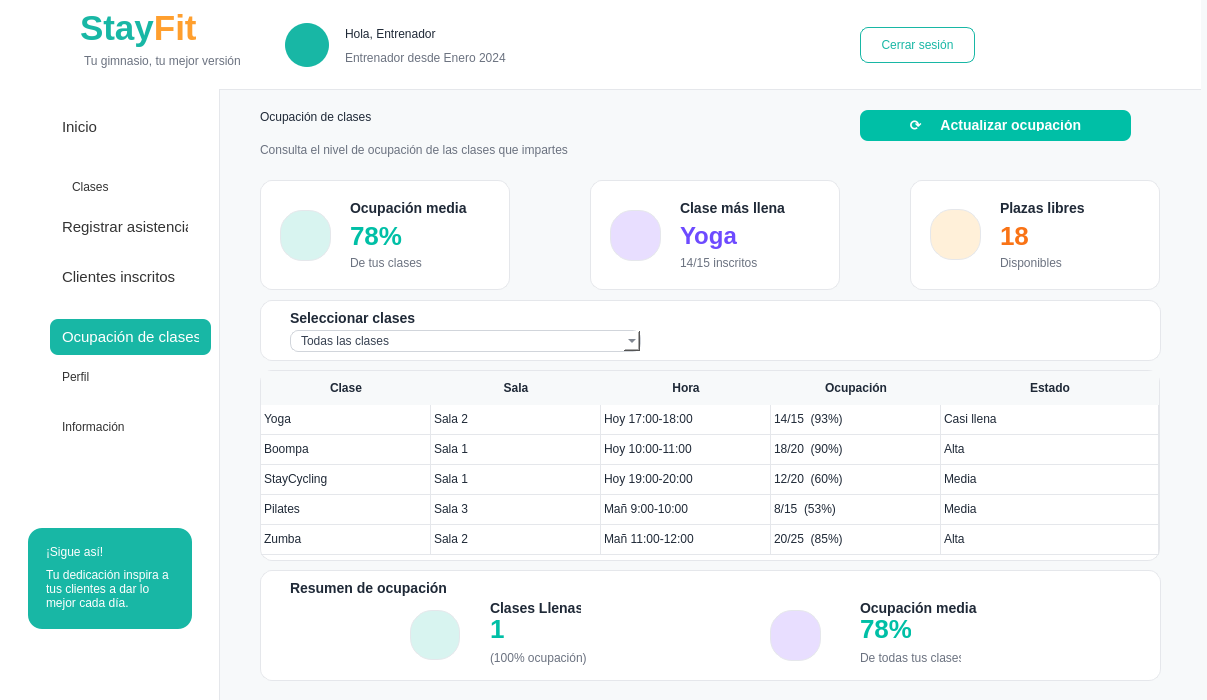
This is Proyecto/src/vista/Ui/interfaz_entrenador_ocupacionClases.ui in smonts01/Ingenieria-del-software as Qt 5 draws it before an edit. The edited form follows.
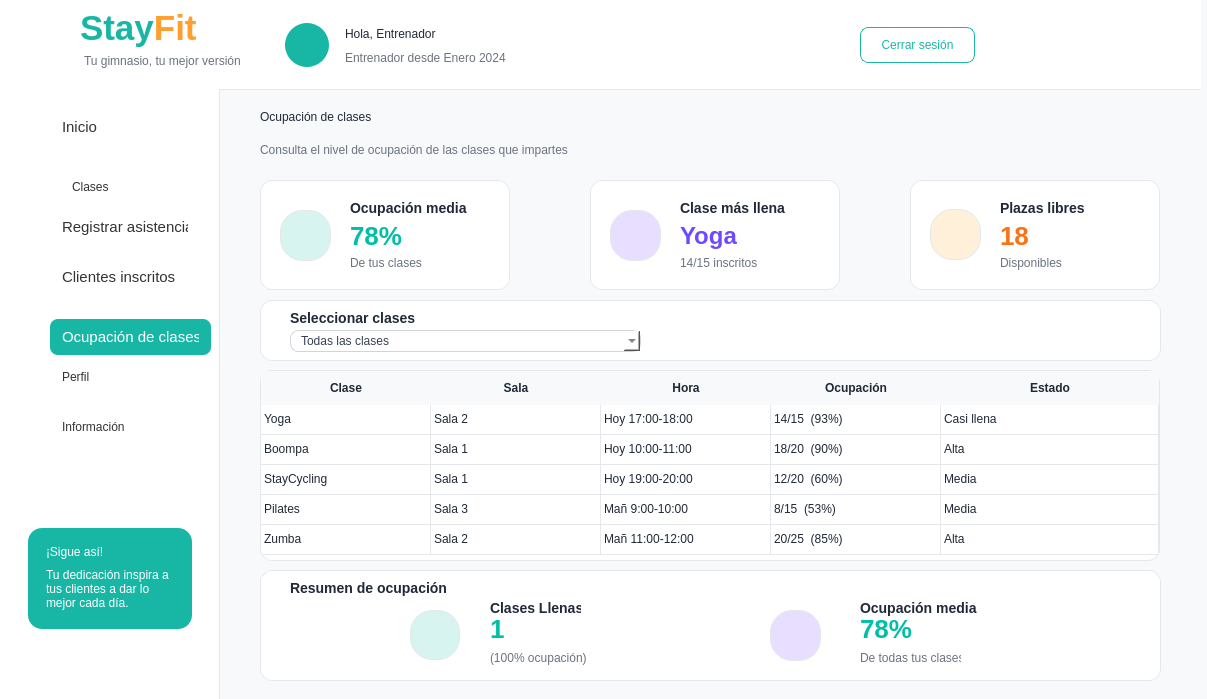
This is the edited form. Icons and pictures are not drawn.

```diff
--- a/Proyecto/src/vista/Ui/interfaz_entrenador_ocupacionClases.ui
+++ b/Proyecto/src/vista/Ui/interfaz_entrenador_ocupacionClases.ui
@@ -7,7 +7,7 @@
     <x>0</x>
     <y>0</y>
     <width>1207</width>
-    <height>700</height>
+    <height>699</height>
    </rect>
   </property>
   <property name="windowTitle">
@@ -1624,38 +1624,6 @@
       </property>
      </widget>
     </widget>
-    <widget class="QPushButton" name="pushButton">
-     <property name="geometry">
-      <rect>
-       <x>640</x>
-       <y>20</y>
-       <width>271</width>
-       <height>31</height>
-      </rect>
-     </property>
-     <property name="styleSheet">
-      <string notr="true">QPushButton {
-    background-color: #00BFA6;
-    color: white;
-    border: none;
-    border-radius: 8px;
-    font-size: 14px;
-    font-weight: bold;
-    padding: 10px;
-}
-
-QPushButton:hover {
-    background-color: #009E8A;
-}
-
-QPushButton:pressed {
-    background-color: #008C7A;
-}</string>
-     </property>
-     <property name="text">
-      <string>⟳     Actualizar ocupación</string>
-     </property>
-    </widget>
     <zorder>label_19</zorder>
     <zorder>label_18</zorder>
     <zorder>lblBienvenida</zorder>
```
Left out of the diff: 3 changed lines with no effect on the pictures.
